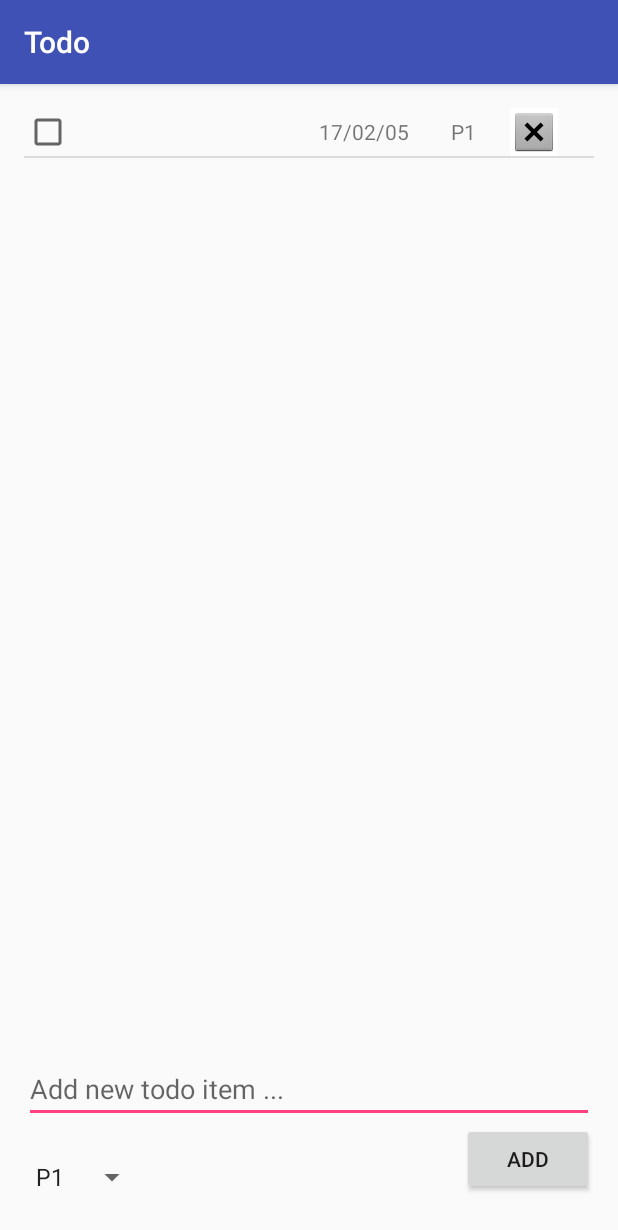
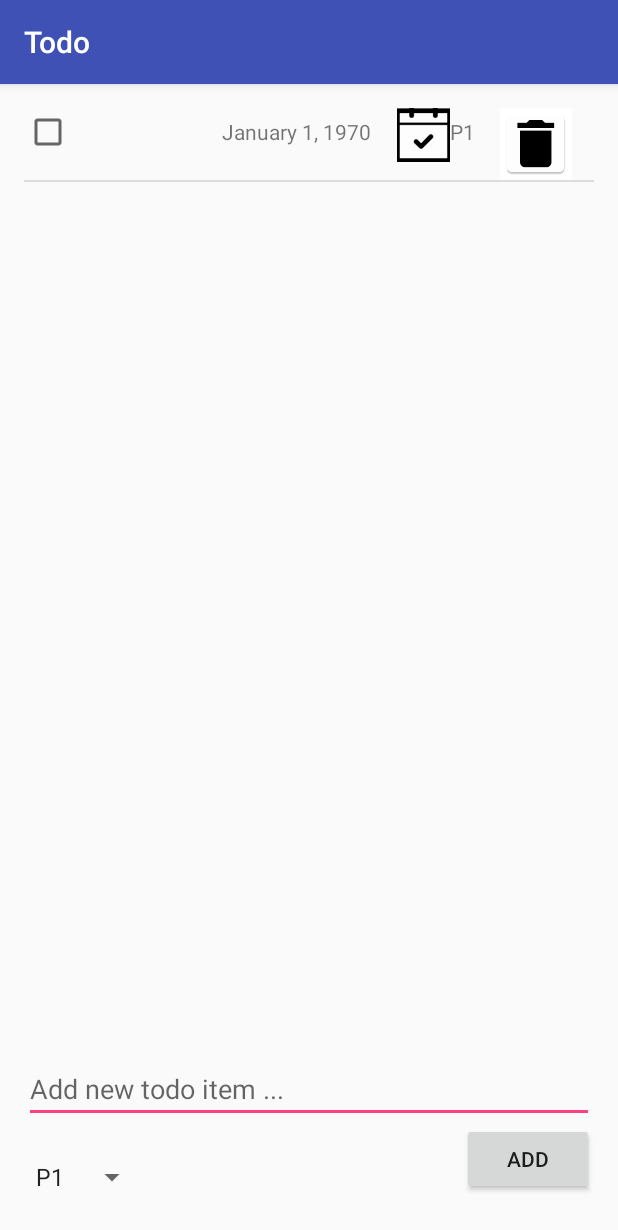
Before and after one commit to ankitj-android/Todo, an Android app: the screen it shows after launch (MainActivity), after a tap on "ADD", on a phone screen of 412 x 824 dp. Shown: the top 1230 px of the screen. Run offline under Robolectric (Android 15) with nearby library versions, the light colour scheme and no system bars; libraries missing offline, so code that uses them is left out: com.raizlabs.android; 5 statements that could not run were skipped.

Commit message:
all functionalities working. remaining UI beautification and code refactoring + documentation

```diff
--- a/app/src/main/java/com/ajasuja/codepath/todo/TodoAdapter.java
+++ b/app/src/main/java/com/ajasuja/codepath/todo/TodoAdapter.java
@@ -1,7 +1,9 @@
 package com.ajasuja.codepath.todo;
 
 import android.content.Context;
+import android.graphics.Paint;
 import android.support.annotation.NonNull;
+import android.text.format.DateUtils;
 import android.view.LayoutInflater;
 import android.view.View;
 import android.view.ViewGroup;
@@ -38,19 +40,29 @@ public class TodoAdapter extends ArrayAdapter<Todo> {
             convertView = LayoutInflater.from(getContext()).inflate(R.layout.todo_list, parent, false);
         }
         CheckBox checkBoxIsComplete = (CheckBox) convertView.findViewById(R.id.checkBoxIsComplete);
-        TextView textViewTodoItemName = (TextView) convertView.findViewById(R.id.textViewTodoItemName);
+        final TextView textViewTodoItemName = (TextView) convertView.findViewById(R.id.textViewTodoItemName);
+        TextView textViewDueDate = (TextView) convertView.findViewById(R.id.textViewDueDate);
         TextView textViewPriority = (TextView) convertView.findViewById(R.id.textViewPriority);
         ImageButton imageButtonDelete = (ImageButton) convertView.findViewById(R.id.imageButtonDelete);
+        ImageButton imageButtonCalendar = (ImageButton) convertView.findViewById(R.id.imageButtonCalendar);
+        imageButtonCalendar.setTag(todoItem);
         imageButtonDelete.setTag(todoItem);
 
         checkBoxIsComplete.setChecked(todoItem.isComplete() == null ? false : todoItem.isComplete());
         textViewTodoItemName.setText(todoItem.getTodoName() == null ? "default" : todoItem.getTodoName());
+//        textViewDueDate.setText(String.valueOf(todoItem.getTimeInMillis()));
+        textViewDueDate.setText(DateUtils.formatDateTime(getContext(), todoItem.getTimeInMillis(), DateUtils.FORMAT_SHOW_DATE));
         textViewPriority.setText("P" + todoItem.getPriority());
 
         checkBoxIsComplete.setOnCheckedChangeListener(new CompoundButton.OnCheckedChangeListener() {
             @Override
             public void onCheckedChanged(CompoundButton buttonView, boolean isChecked) {
                 System.out.println("check box state changed ... " + isChecked + ", " +todoItem) ;
+                if (isChecked) {
+                    textViewTodoItemName.setPaintFlags(textViewTodoItemName.getPaintFlags() | Paint.STRIKE_THRU_TEXT_FLAG);
+                } else {
+                    textViewTodoItemName.setPaintFlags(0);
+                }
                 todoItem.setComplete(isChecked);
                 TodoDAO todoDAO = new TodoDAO();
                 todoDAO.upsert(todoItem);
--- a/app/src/main/java/com/ajasuja/codepath/todo/db/CodepathDatabase.java
+++ b/app/src/main/java/com/ajasuja/codepath/todo/db/CodepathDatabase.java
@@ -9,5 +9,5 @@ import com.raizlabs.android.dbflow.annotation.Database;
 public class CodepathDatabase {
     public static final String NAME = "codepath";
 
-    public static final int VERSION = 2;
+    public static final int VERSION = 3;
 }
--- a/app/src/main/java/com/ajasuja/codepath/todo/db/Todo.java
+++ b/app/src/main/java/com/ajasuja/codepath/todo/db/Todo.java
@@ -5,11 +5,13 @@ import com.raizlabs.android.dbflow.annotation.PrimaryKey;
 import com.raizlabs.android.dbflow.annotation.Table;
 import com.raizlabs.android.dbflow.structure.BaseModel;
 
+import java.io.Serializable;
+
 /**
  * Created by ajasuja on 2/9/17.
  */
 @Table(database = CodepathDatabase.class)
-public class Todo extends BaseModel {
+public class Todo extends BaseModel implements Serializable {
 
     @PrimaryKey(autoincrement = true)
     @Column
@@ -23,6 +25,9 @@ public class Todo extends BaseModel {
 
     @Column
     private int priority;
+
+    @Column
+    private long timeInMillis;
 
     public long getId() {
         return id;
@@ -54,6 +59,14 @@ public class Todo extends BaseModel {
 
     @Override
     public String toString() {
-        return String.format("%d, %s, %s, %d", id, todoName, isComplete, priority);
+        return String.format("%d, %s, %s, %d, %d", id, todoName, isComplete, priority, timeInMillis);
+    }
+
+    public long getTimeInMillis() {
+        return timeInMillis;
+    }
+
+    public void setTimeInMillis(long timeInMillis) {
+        this.timeInMillis = timeInMillis;
     }
 }
--- a/app/src/main/res/layout/todo_list.xml
+++ b/app/src/main/res/layout/todo_list.xml
@@ -32,6 +32,14 @@
         android:focusable="false"
         android:layout_weight="0.12" />
 
+    <ImageButton
+        android:layout_width="35dp"
+        android:layout_height="36dp"
+        app:srcCompat="@mipmap/calendar"
+        android:focusable="false"
+        android:onClick="onCalendar"
+        android:id="@+id/imageButtonCalendar" />
+
     <TextView
         android:text="P0"
         android:layout_width="23dp"
@@ -44,7 +52,7 @@
 
     <ImageButton
         android:layout_height="wrap_content"
-        app:srcCompat="@android:drawable/btn_dialog"
+        app:srcCompat="@mipmap/delete_bin"
         android:id="@+id/imageButtonDelete"
         android:background="@android:color/background_light"
         android:focusable="false"
```
Also changed, not shown: app/src/main/java/com/ajasuja/codepath/todo/MainActivity.java (+26 -1 lines), app/src/main/java/com/ajasuja/codepath/todo/fragment/DatePickerFragment.java (added, +43 -0 lines), app/src/main/calendar-web.png (added), app/src/main/res/mipmap-hdpi/calendar.png (added), app/src/main/res/mipmap-mdpi/calendar.png (added), app/src/main/res/mipmap-xhdpi/calendar.png (added), app/src/main/res/mipmap-xxhdpi/calendar.png (added), app/src/main/res/mipmap-xxxhdpi/calendar.png (added), 1 other file.
